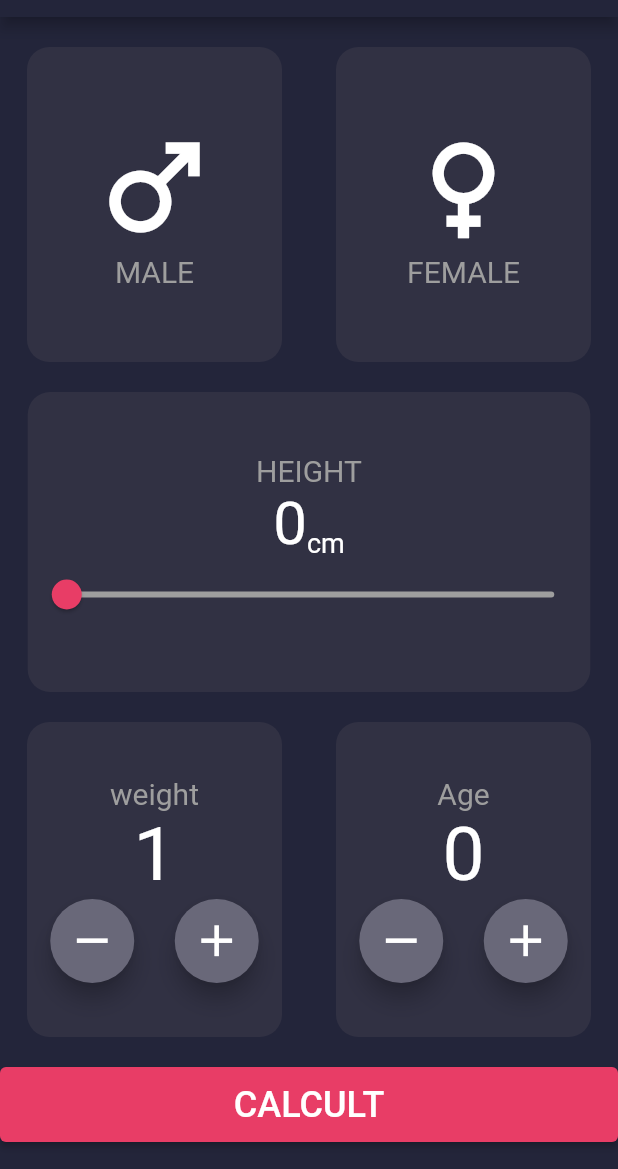
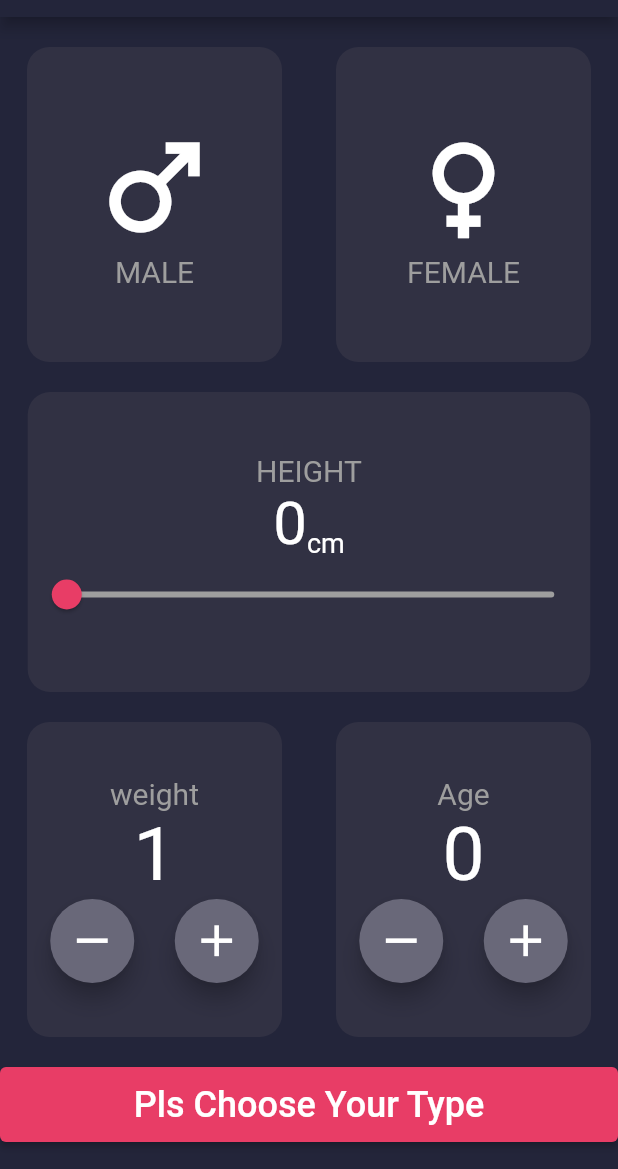
Before and after one commit to AhmedAwadNosir/Bmi_Calculator_Application, a Flutter app: the screen it shows after launch, after a tap on the "add" icon, after a tap on "CALCULT", on a phone screen of 412 x 824 dp, the part 67-1236 px from its top. Run offline on Flutter 3.47's test engine with Material 2 defaults, Android fonts, the phone set to English and light mode, and no system bars.

Commit message:
make last button handel all cases of data

```diff
--- a/lib/main.dart
+++ b/lib/main.dart
@@ -314,6 +314,14 @@ class _BmiCalculatorState extends State<BmiCalculator> {
                 child: ElevatedButton(
                   onPressed: () {
                     setState(() {
+                      if (maleIconSize == 90 && FemaleIconSize == 90) {
+                        last_button_value = "Pls Choose Your Type";
+                      } else if (currentSliderValue == 0) {
+                        last_button_value = "Pls Enter Your Height";
+                      } else if (currentAgeValue == 0 ||
+                          currentWeightValue == 0) {
+                        last_button_value = "Completer your data, Clic Again ";
+                      }
                       if (currentWeightValue > 0 && currentSliderValue > 0) {
                         Bmi_Calc = currentWeightValue /
                             ((currentSliderValue / 100) *
```
